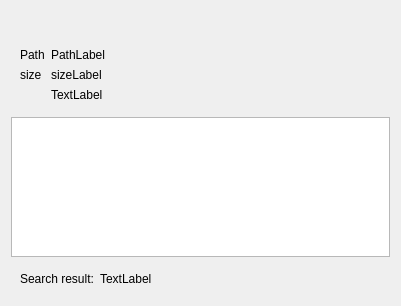
Before: the Qt Designer form gui/sources/filewidget.ui in nccgroup/pip3line, drawn with Qt 5.
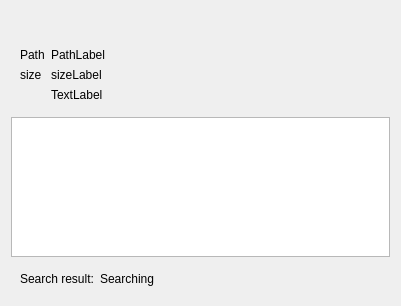
After: the same form once the commit is applied. Icons and pictures are not drawn.

```diff
--- a/gui/sources/filewidget.ui
+++ b/gui/sources/filewidget.ui
@@ -115,7 +115,7 @@
       <item row="0" column="1">
        <widget class="QLabel" name="resultLabel">
         <property name="text">
-         <string>TextLabel</string>
+         <string>Searching</string>
         </property>
        </widget>
       </item>
```
Left out of the diff: 11 changed lines with no effect on the pictures.
